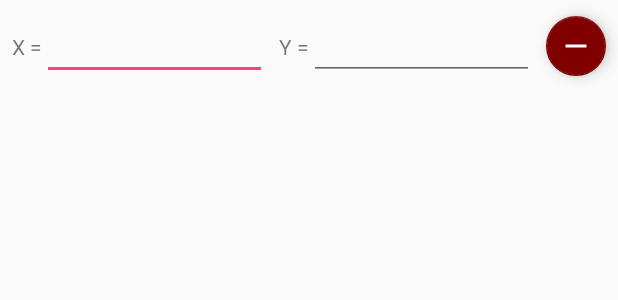
After one commit to GooDimuch/Task_Logika, an Android app: the layout item_point.xml on its own in the app's theme, with its tools: preview values and no code run, on a phone screen of 412 x 824 dp. The commit adds this screen. Shown: the top 300 px of the screen. Run offline under Robolectric (Android 15) with nearby library versions, the phone set to English and light mode, and no system bars.

Commit message:
add all components on MainActivity

```diff
--- a/app/src/main/java/com/example/dimuch/task_logika/di/components/AppComponent.java
+++ b/app/src/main/java/com/example/dimuch/task_logika/di/components/AppComponent.java
@@ -1,6 +1,7 @@
 package com.example.dimuch.task_logika.di.components;
 
 import com.example.dimuch.task_logika.di.modules.AppModule;
+import com.example.dimuch.task_logika.feature.adapters.PointAdapter;
 import com.example.dimuch.task_logika.feature.presenters.MainActivityPresenter;
 import dagger.Component;
 import javax.inject.Singleton;
--- a/app/src/main/java/com/example/dimuch/task_logika/di/modules/DataModule.java
+++ b/app/src/main/java/com/example/dimuch/task_logika/di/modules/DataModule.java
@@ -2,7 +2,6 @@ package com.example.dimuch.task_logika.di.modules;
 
 import dagger.Module;
 import dagger.Provides;
-import retrofit2.Retrofit;
 
 /**
  * Created by Dimuch on 02.10.2017.
@@ -24,4 +23,5 @@ import retrofit2.Retrofit;
   @Provides String provideTestMessage() {
     return new String("test message");
   }
+
 }
--- /dev/null
+++ b/app/src/main/res/layout/item_point.xml
@@ -0,0 +1,78 @@
+<?xml version="1.0" encoding="utf-8"?>
+<android.support.constraint.ConstraintLayout xmlns:android="http://schemas.android.com/apk/res/android"
+    xmlns:app="http://schemas.android.com/apk/res-auto"
+    xmlns:tools="http://schemas.android.com/tools"
+    android:layout_width="match_parent"
+    android:layout_height="wrap_content"
+    tools:layout_editor_absoluteY="73dp"
+    >
+
+  <TextView
+      android:id="@+id/tvX"
+      android:layout_width="wrap_content"
+      android:layout_height="wrap_content"
+      android:layout_marginStart="8dp"
+      android:text="X ="
+      app:layout_constraintBottom_toBottomOf="@+id/etX"
+      app:layout_constraintEnd_toStartOf="@+id/etX"
+      app:layout_constraintHorizontal_bias="0.5"
+      app:layout_constraintStart_toStartOf="parent"
+      app:layout_constraintTop_toTopOf="@+id/etX"
+      />
+  <EditText
+      android:id="@+id/etX"
+      android:layout_width="0dp"
+      android:layout_height="wrap_content"
+      android:ems="10"
+      android:inputType="number|numberDecimal"
+      app:layout_constraintBottom_toBottomOf="@+id/tvY"
+      app:layout_constraintEnd_toStartOf="@+id/tvY"
+      app:layout_constraintHorizontal_bias="0.5"
+      app:layout_constraintStart_toEndOf="@+id/tvX"
+      app:layout_constraintTop_toTopOf="@+id/tvY"
+      />
+  <TextView
+      android:id="@+id/tvY"
+      android:layout_width="wrap_content"
+      android:layout_height="wrap_content"
+      android:layout_marginStart="8dp"
+      android:text="Y ="
+      app:layout_constraintBottom_toBottomOf="@+id/etY"
+      app:layout_constraintEnd_toStartOf="@+id/etY"
+      app:layout_constraintHorizontal_bias="0.5"
+      app:layout_constraintStart_toEndOf="@+id/etX"
+      app:layout_constraintTop_toTopOf="@+id/etY"
+      />
+  <EditText
+      android:id="@+id/etY"
+      android:layout_width="0dp"
+      android:layout_height="wrap_content"
+      android:layout_marginBottom="8dp"
+      android:layout_marginEnd="8dp"
+      android:layout_marginTop="8dp"
+      android:ems="10"
+      android:inputType="number|numberDecimal"
+      app:layout_constraintBottom_toBottomOf="@+id/fabMinus"
+      app:layout_constraintEnd_toStartOf="@+id/fabMinus"
+      app:layout_constraintHorizontal_bias="0.5"
+      app:layout_constraintStart_toEndOf="@+id/tvY"
+      app:layout_constraintTop_toTopOf="@+id/fabMinus"
+      />
+
+  <android.support.design.widget.FloatingActionButton
+      android:id="@+id/fabMinus"
+      android:layout_width="wrap_content"
+      android:layout_height="wrap_content"
+      android:layout_marginBottom="8dp"
+      android:layout_marginEnd="8dp"
+      android:layout_marginTop="8dp"
+      app:backgroundTint="@color/colorRed"
+      app:fabSize="mini"
+      app:layout_constraintBottom_toBottomOf="parent"
+      app:layout_constraintEnd_toEndOf="parent"
+      app:layout_constraintHorizontal_bias="0.5"
+      app:layout_constraintStart_toEndOf="@+id/etY"
+      app:layout_constraintTop_toTopOf="parent"
+      app:srcCompat="@drawable/minus"
+      />
+</android.support.constraint.ConstraintLayout>
--- a/app/src/main/res/values/colors.xml
+++ b/app/src/main/res/values/colors.xml
@@ -3,4 +3,6 @@
   <color name="colorPrimary">#3F51B5</color>
   <color name="colorPrimaryDark">#303F9F</color>
   <color name="colorAccent">#FF4081</color>
+  <color name="colorGreen">#008000</color>
+  <color name="colorRed">#800000</color>
 </resources>
--- a/app/src/main/res/values/strings.xml
+++ b/app/src/main/res/values/strings.xml
@@ -1,3 +1,4 @@
 <resources>
   <string name="app_name">Task_Logika</string>
+  <string name="preview">Preview</string>
 </resources>
```
Also changed, not shown: app/build.gradle (+26 -18 lines), app/src/main/java/com/example/dimuch/task_logika/data/model/UserPoint.java (added, +49 -0 lines), app/src/main/java/com/example/dimuch/task_logika/feature/activities/MainActivity.java (+44 -3 lines), app/src/main/java/com/example/dimuch/task_logika/feature/adapters/PointAdapter.java (added, +93 -0 lines), app/src/main/java/com/example/dimuch/task_logika/feature/presenters/MainActivityPresenter.java (+24 -0 lines), app/src/main/java/com/example/dimuch/task_logika/feature/views/IMainActivityView.java (+8 -0 lines), app/src/main/res/layout/activity_main.xml (+49 -11 lines), app/src/main/res/drawable/minus.png (added), app/src/main/res/drawable/plus.png (added).
